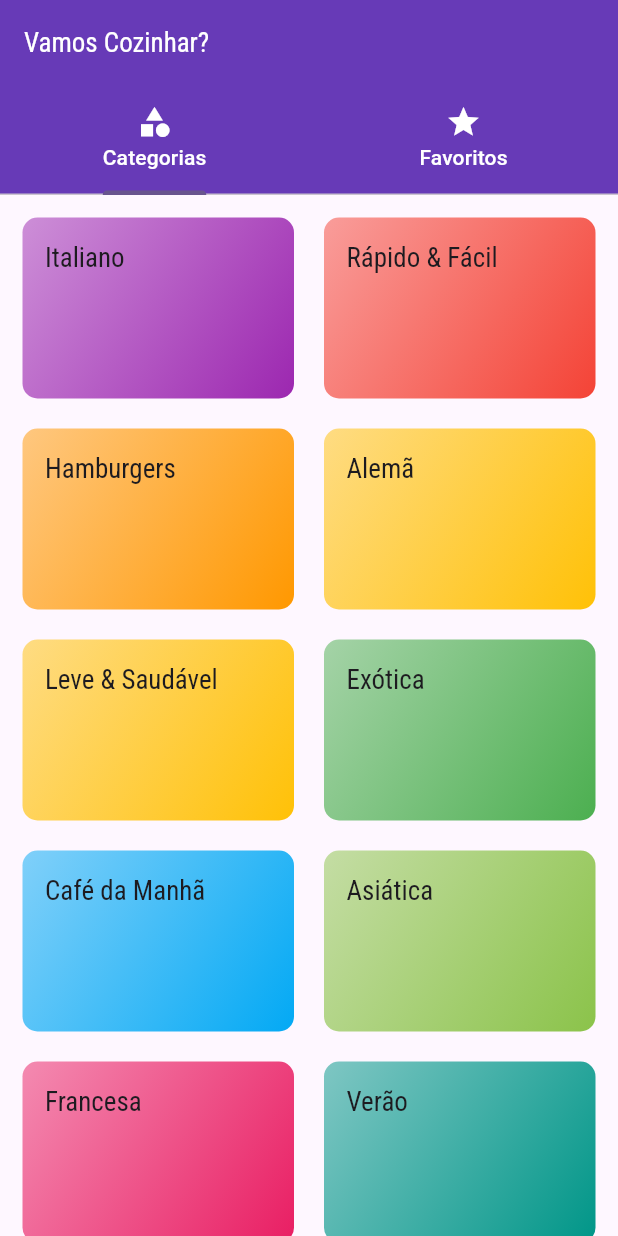
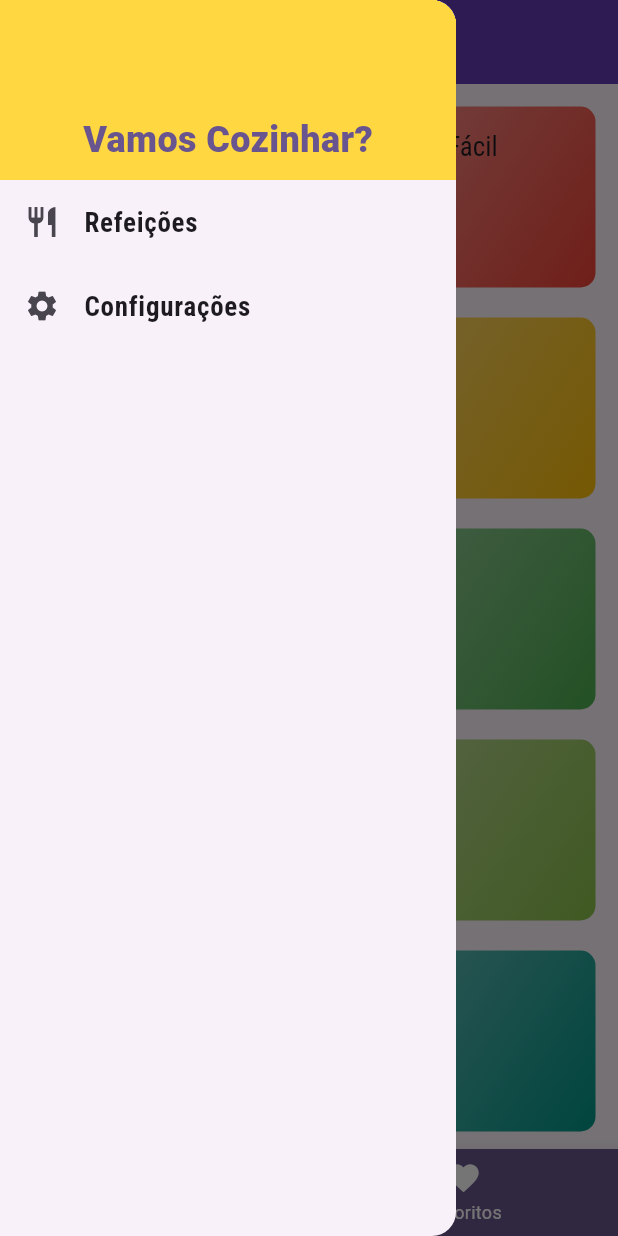
Before and after one commit to tarcisiomesquita/meal_recipes_app, a Flutter app: the screen it shows after launch, with the side drawer open (before the commit the screen has no drawer), on a phone screen of 412 x 824 dp. Run offline on Flutter 3.47's test engine with Material 3 defaults, Android fonts, the phone set to English and light mode, and no system bars; our stand-ins replace google_fonts.

Commit message:
criação de componente drawer e de tela de configurações

```diff
--- /dev/null
+++ b/lib/components/main_drawer.dart
@@ -0,0 +1,59 @@
+import 'package:flutter/material.dart';
+import 'package:google_fonts/google_fonts.dart';
+import 'package:meal_recipes_app/utils/app_routes.dart';
+
+class MainDrawer extends StatelessWidget {
+  const MainDrawer({super.key});
+
+  Widget _createItem(IconData icon, String label, Function() onTap) {
+    return ListTile(
+      leading: Icon(
+        icon,
+        size: 24,
+      ),
+      title: Text(
+        label,
+        style: GoogleFonts.robotoCondensed(
+          fontSize: 18,
+          fontWeight: FontWeight.bold,
+        ),
+      ),
+      onTap: onTap,
+    );
+  }
+
+  @override
+  Widget build(BuildContext context) {
+    return Drawer(
+      child: Column(
+        children: [
+          Container(
+            height: 120,
+            width: double.infinity,
+            padding: const EdgeInsets.all(10),
+            color: Theme.of(context).colorScheme.secondary,
+            alignment: Alignment.bottomCenter,
+            child: Text(
+              'Vamos Cozinhar?',
+              style: TextStyle(
+                fontWeight: FontWeight.w900,
+                fontSize: 24,
+                color: Theme.of(context).colorScheme.primary,
+              ),
+            ),
+          ),
+          _createItem(
+            Icons.restaurant,
+            'Refeições',
+            () => Navigator.of(context).pushNamed(AppRoutes.home),
+          ),
+          _createItem(
+            Icons.settings,
+            'Configurações',
+            () => Navigator.of(context).pushNamed(AppRoutes.settings),
+          ),
+        ],
+      ),
+    );
+  }
+}
--- a/lib/main.dart
+++ b/lib/main.dart
@@ -2,6 +2,7 @@ import 'package:flutter/material.dart';
 import 'package:google_fonts/google_fonts.dart';
 import 'package:meal_recipes_app/screens/categories_meals_screen.dart';
 import 'package:meal_recipes_app/screens/meal_detail_screen.dart';
+import 'package:meal_recipes_app/screens/settings_screen.dart';
 import 'package:meal_recipes_app/screens/tabs_screen.dart';
 import 'package:meal_recipes_app/utils/app_routes.dart';
 
@@ -39,6 +40,7 @@ class MyApp extends StatelessWidget {
         AppRoutes.home: (ctx) => const TabsScreen(),
         AppRoutes.categoriesMeals: (ctx) => const CategoriesMealsScreen(),
         AppRoutes.mealDetail: (ctx) => const MealDetailScreen(),
+        AppRoutes.settings: (ctx) => const SettingsScreen(),
       },
     );
   }
--- /dev/null
+++ b/lib/modals.dart/screen.dart
@@ -0,0 +1,8 @@
+import 'package:flutter/material.dart';
+
+class Screen {
+  final String title;
+  final Widget screen;
+
+  const Screen(this.title, this.screen);
+}
--- /dev/null
+++ b/lib/screens/settings_screen.dart
@@ -0,0 +1,17 @@
+import 'package:flutter/material.dart';
+
+class SettingsScreen extends StatelessWidget {
+  const SettingsScreen({super.key});
+
+  @override
+  Widget build(BuildContext context) {
+    return Scaffold(
+      appBar: AppBar(
+        title: const Text('Configurações'),
+      ),
+      body: const Center(
+        child: Text('Configurações'),
+      ),
+    );
+  }
+}
--- a/lib/screens/tabs_screen.dart
+++ b/lib/screens/tabs_screen.dart
@@ -1,38 +1,52 @@
 import 'package:flutter/material.dart';
+import 'package:meal_recipes_app/components/main_drawer.dart';
+import 'package:meal_recipes_app/modals.dart/screen.dart';
 import 'package:meal_recipes_app/screens/categories_screen.dart';
 import 'package:meal_recipes_app/screens/favorites_screen.dart';
 
-class TabsScreen extends StatelessWidget {
+class TabsScreen extends StatefulWidget {
   const TabsScreen({super.key});
 
   @override
+  State<TabsScreen> createState() => _TabsScreenState();
+}
+
+class _TabsScreenState extends State<TabsScreen> {
+  int _selectedScreenIndex = 0;
+
+  final List<Screen> _screens = [
+    const Screen('Categorias', CategoriesScreen()),
+    const Screen('Favoritos', FavoritesScreen())
+  ];
+
+  void _selectScreen(int index) {
+    setState(() => _selectedScreenIndex = index);
+  }
+
+  @override
   Widget build(BuildContext context) {
-    return DefaultTabController(
-      length: 2,
-      child: Scaffold(
-        appBar: AppBar(
-          title: const Text('Vamos Cozinhar?'),
-          bottom: const TabBar(
-            unselectedLabelColor: Colors.white,
-            labelColor: Colors.white,
-            tabs: [
-              Tab(
-                icon: Icon(Icons.category),
-                text: 'Categorias',
-              ),
-              Tab(
-                icon: Icon(Icons.star),
-                text: 'Favoritos',
-              ),
-            ],
+    return Scaffold(
+      appBar: AppBar(
+        title: Text(_screens[_selectedScreenIndex].title),
+      ),
+      drawer: const MainDrawer(),
+      body: _screens[_selectedScreenIndex].screen,
+      bottomNavigationBar: BottomNavigationBar(
+        backgroundColor: Theme.of(context).colorScheme.primary,
+        unselectedItemColor: Colors.white,
+        selectedItemColor: Theme.of(context).colorScheme.secondary,
+        currentIndex: _selectedScreenIndex,
+        onTap: _selectScreen,
+        items: const [
+          BottomNavigationBarItem(
+            icon: Icon(Icons.category),
+            label: 'Categorias',
           ),
-        ),
-        body: const TabBarView(
-          children: [
-            CategoriesScreen(),
-            FavoritesScreen(),
-          ],
-        ),
+          BottomNavigationBarItem(
+            icon: Icon(Icons.favorite),
+            label: 'Favoritos',
+          ),
+        ],
       ),
     );
   }
--- a/lib/utils/app_routes.dart
+++ b/lib/utils/app_routes.dart
@@ -2,4 +2,5 @@ class AppRoutes {
   static const home = '/';
   static const categoriesMeals = '/categories-meals';
   static const mealDetail = '/meal_detail';
+  static const settings = '/settings';
 }
```
